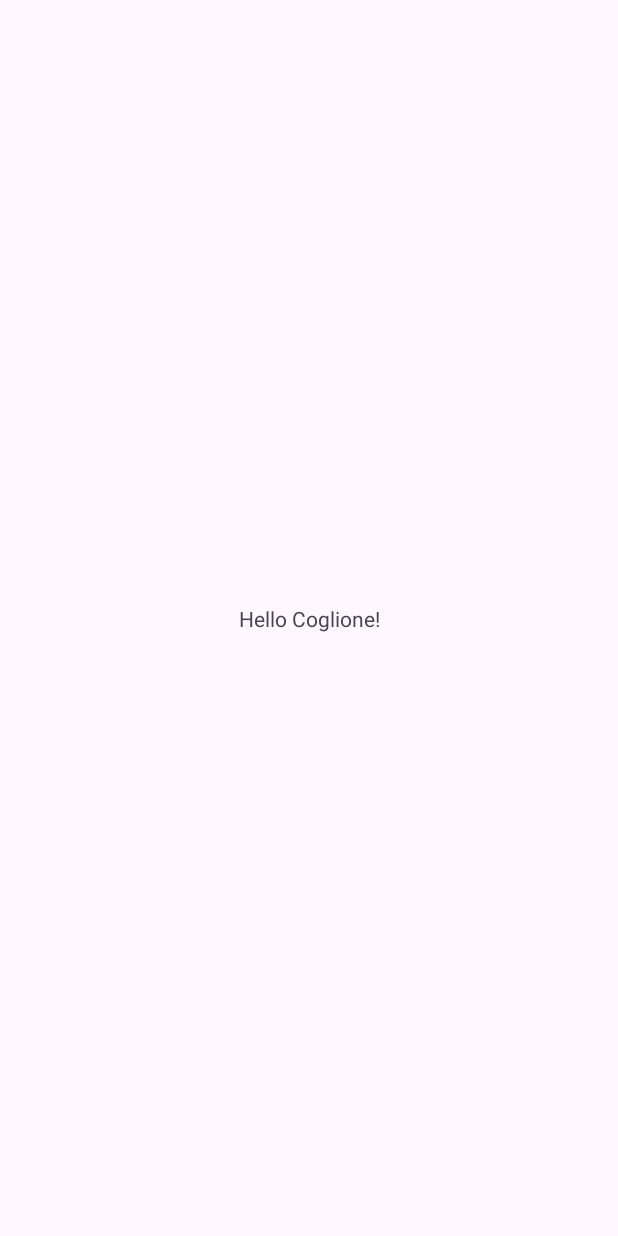
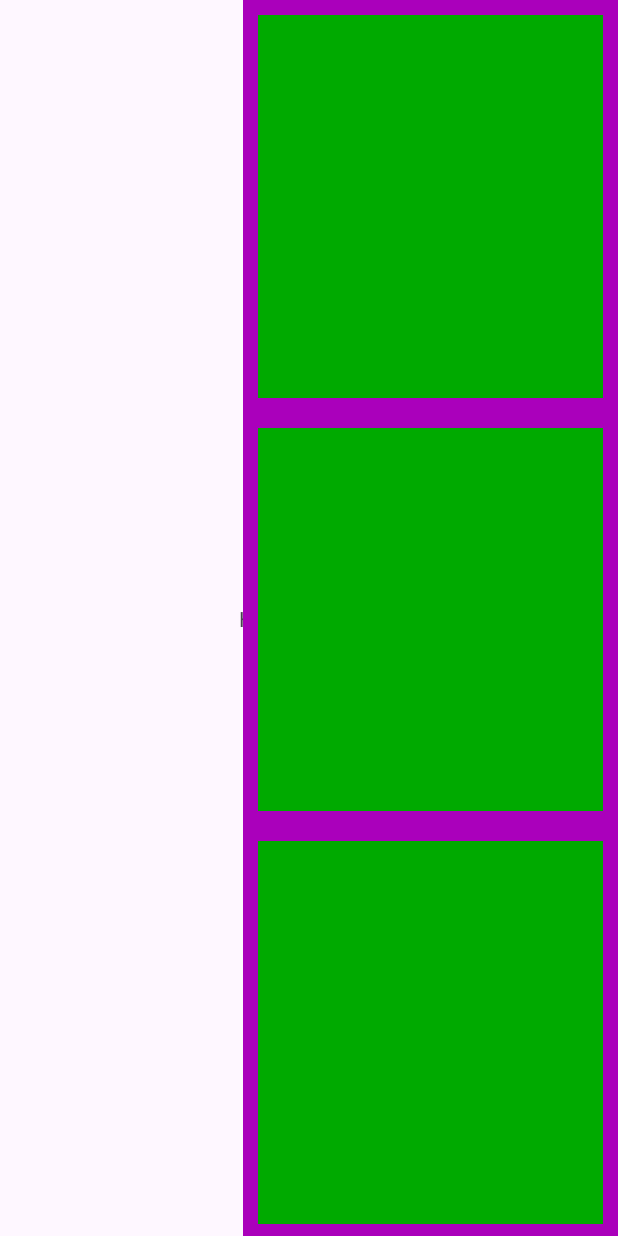
Before and after one commit to Shoenemann/Trumpet-simulator, an Android app: the screen it shows after launch (MainActivity), on a phone screen of 412 x 824 dp. Before the commit the screen is almost empty. Run offline under Robolectric (Android 15) with nearby library versions, the phone set to English and light mode, and no system bars.

Commit message:
Created 3 buttons to the right

```diff
--- a/app/src/main/res/layout/activity_main.xml
+++ b/app/src/main/res/layout/activity_main.xml
@@ -15,4 +15,51 @@
         app:layout_constraintStart_toStartOf="parent"
         app:layout_constraintTop_toTopOf="parent" />
 
+    <RelativeLayout
+        android:layout_width="match_parent"
+        android:layout_height="match_parent">
+
+
+        <LinearLayout
+            android:layout_width="250dp"
+            android:layout_height="match_parent"
+            android:background="#aa00bb"
+            android:orientation="vertical"
+            android:weightSum="1"
+            android:layout_alignParentRight="true"
+
+            app:layout_constraintEnd_toEndOf="parent">
+
+            <View
+                android:id="@+id/pistone1"
+                android:layout_width="match_parent"
+                android:layout_height="match_parent"
+                android:layout_margin="10dp"
+                android:background="#00aa00"
+                android:layout_weight="0.333"></View>
+
+            <View
+                android:id="@+id/pistone2"
+                android:layout_width="match_parent"
+                android:layout_height="match_parent"
+                android:layout_margin="10dp"
+                android:background="#00aa00"
+                android:layout_weight="0.333"></View>
+
+            <View
+                android:id="@+id/pistone3"
+                android:layout_width="match_parent"
+                android:layout_weight="0.333"
+                android:layout_height="match_parent"
+                android:layout_margin="10dp"
+                android:background="#00aa00"></View>
+
+        </LinearLayout>
+    </RelativeLayout>
+
+
+
+
+
+
 </androidx.constraintlayout.widget.ConstraintLayout>
```
